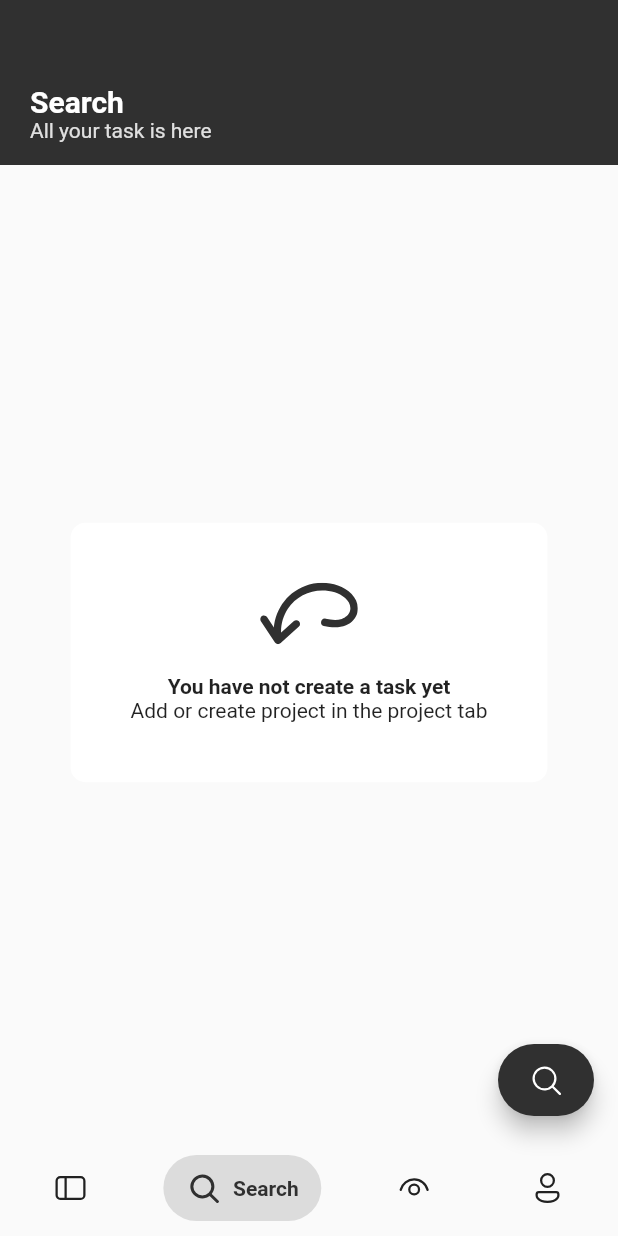
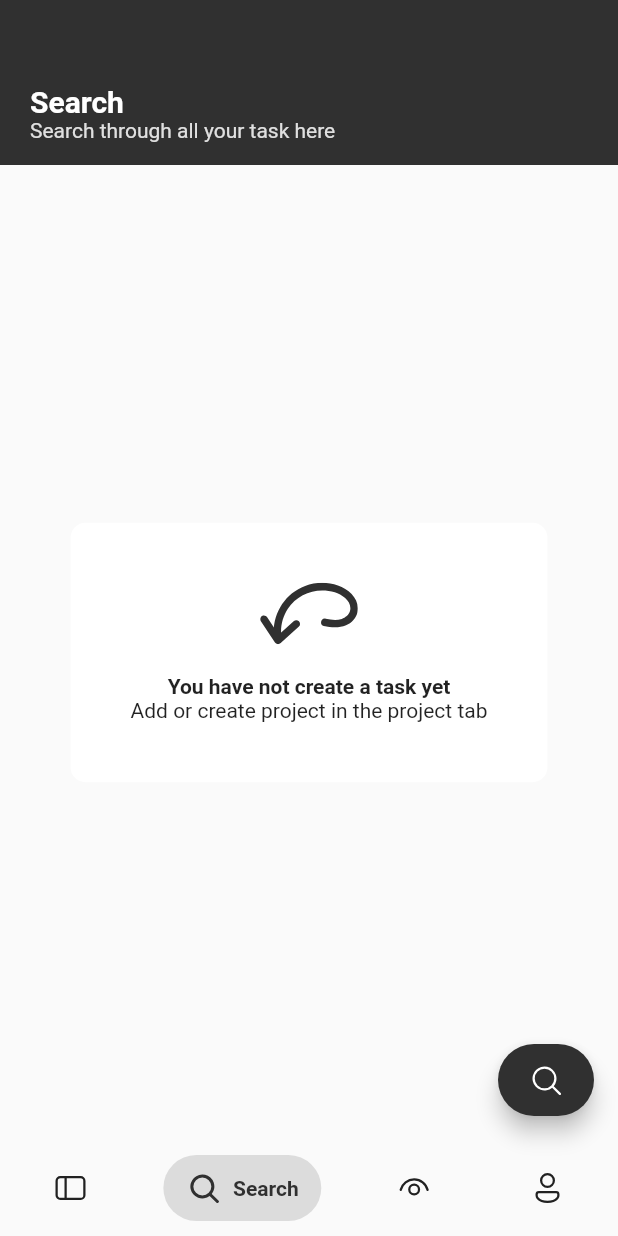
Before and after one commit to limcai21/ProjectFlow, a Flutter app: the MainSkeleton screen opened directly, item 2 of the bottom bar chosen, on a phone screen of 412 x 824 dp. Run offline on Flutter 3.47's test engine with Material 2 defaults, Android fonts, the phone set to English and light mode, and no system bars; drawn by our look-alikes of salomon_bottom_bar; our stand-ins replace cloud_firestore, date_time_picker, firebase_auth, firebase_core, firebase_storage, fluentui_system_icons and 8 more; accounts and stored records are empty.

Commit message:
minor change

```diff
--- a/lib/pages/views/account/account.dart
+++ b/lib/pages/views/account/account.dart
@@ -204,7 +204,7 @@ class _AccountState extends State<Account> {
                                 ? NetworkImage(user.photoURL)
                                 : AssetImage("images/defaultProfilePic.png"),
                       ),
-                    )
+                    ),
                   ],
                 ),
               ),
--- a/lib/pages/views/project/setting.dart
+++ b/lib/pages/views/project/setting.dart
@@ -128,7 +128,7 @@ class _ProjectSettingsState extends State<ProjectSettings> {
                             additionalActions: TextButton(
                               onPressed: () => Get.back(),
                               child: Text(
-                                "CLOSE",
+                                "CANCEL",
                                 style: TextStyle(
                                   color: Theme.of(context).primaryColor,
                                 ),
--- a/lib/pages/views/skeleton.dart
+++ b/lib/pages/views/skeleton.dart
@@ -24,21 +24,21 @@ class _MainSkeletonState extends State<MainSkeleton> {
       project_icon,
       FluentIcons.dock_panel_left_24_filled,
       Projects(),
-      "Manage your projects"
+      "Manage your projects here"
     ],
     [
       "Search",
       FluentIcons.search_24_regular,
       FluentIcons.search_24_filled,
       Search(),
-      "All your task is here"
+      "Search through all your task here"
     ],
     [
       "Watches",
       FluentIcons.eye_show_24_regular,
       FluentIcons.eye_show_24_filled,
       Watches(),
-      "View all your watch task here"
+      "View all your watches here"
     ],
     [
       "Account",
```
